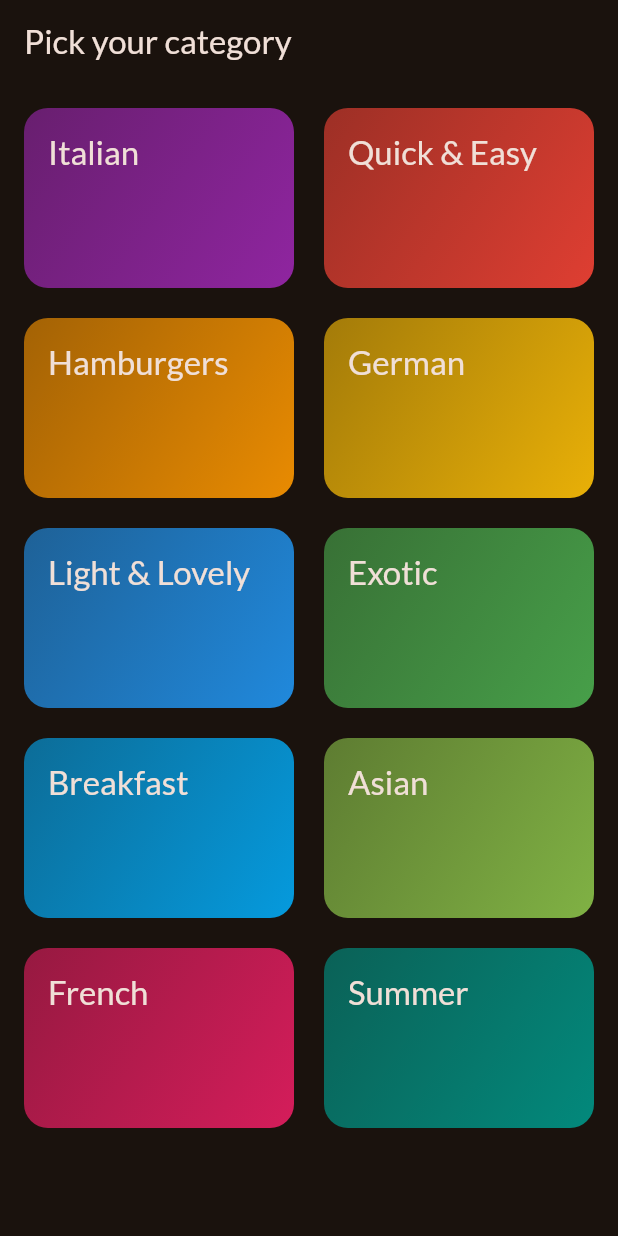
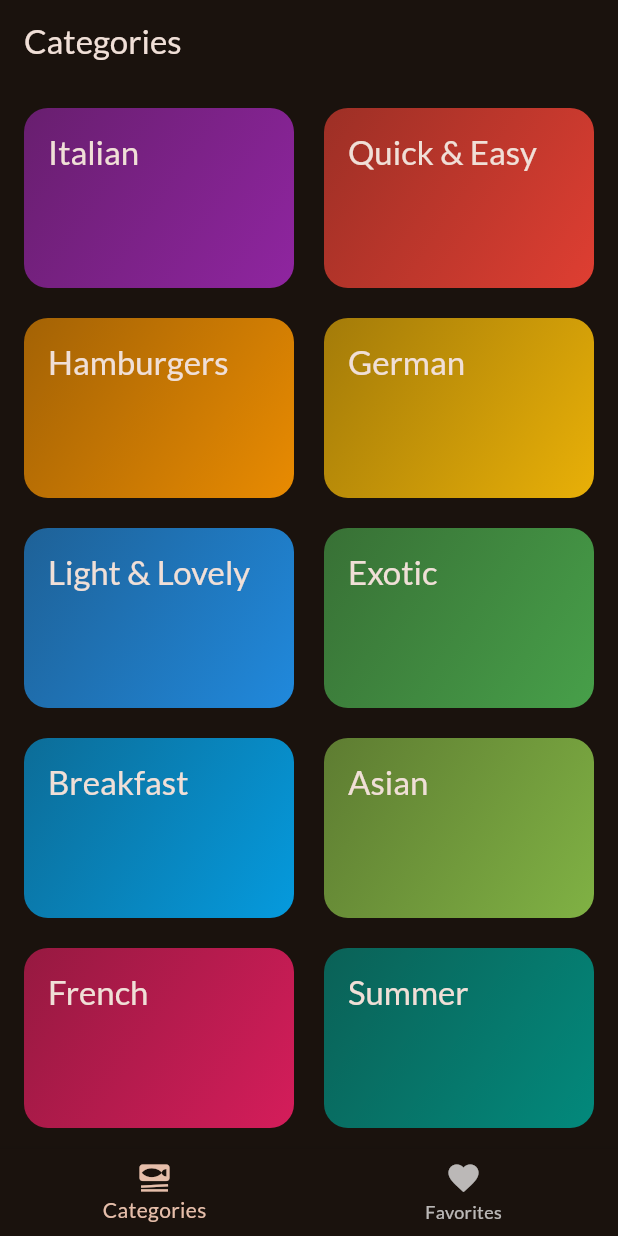
Before and after one commit to gusjabar/flutter, a Flutter app: the screen it shows after launch, on a phone screen of 412 x 824 dp. Run offline on Flutter 3.47's test engine with Material 3 defaults, Android fonts, the phone set to English and light mode, and no system bars; our stand-ins replace google_fonts, transparent_image.

Commit message:
added favorite meal feature.

```diff
--- a/meals_app/lib/main.dart
+++ b/meals_app/lib/main.dart
@@ -1,7 +1,7 @@
 import 'package:flutter/material.dart';
 
 import 'package:google_fonts/google_fonts.dart';
-import 'package:meals_app/screens/categories.dart';
+import 'package:meals_app/screens/tabs.dart';
 
 final theme = ThemeData(
   useMaterial3: true,
@@ -23,7 +23,7 @@ class App extends StatelessWidget {
   Widget build(BuildContext context) {
     return MaterialApp(
       theme: theme,
-      home: const CategoriesScreen(),
+      home: const TabsScreen(),
     );
   }
 }
--- a/meals_app/lib/screens/categories.dart
+++ b/meals_app/lib/screens/categories.dart
@@ -1,12 +1,15 @@
 import 'package:flutter/material.dart';
 import 'package:meals_app/data/dummy_data.dart';
+import 'package:meals_app/models/meal.dart';
 import 'package:meals_app/screens/meals.dart';
 import 'package:meals_app/widgets/category_grid_item.dart';
 
 import '../models/category.dart';
 
 class CategoriesScreen extends StatelessWidget {
-  const CategoriesScreen({super.key});
+  const CategoriesScreen({super.key, required this.onFavoriteMeal});
+
+  final Function(Meal meal) onFavoriteMeal;
 
   void _selectCategory(BuildContext context, Category category) {
     final filteredMeal = dummyMeals
@@ -16,8 +19,11 @@ class CategoriesScreen extends StatelessWidget {
     //push the screen on top the users screen.
     Navigator.of(context).push(
       MaterialPageRoute(
-        builder: (ctx) =>
-            MealsScreen(title: category.title, meals: filteredMeal),
+        builder: (ctx) => MealsScreen(
+          title: category.title,
+          meals: filteredMeal,
+          onFavoriteMeal: onFavoriteMeal,
+        ),
       ),
     );
     //push new layer onto the stack
@@ -26,11 +32,7 @@ class CategoriesScreen extends StatelessWidget {
 
   @override
   Widget build(BuildContext context) {
-    return Scaffold(
-      appBar: AppBar(
-        title: const Text('Pick your category'),
-      ),
-      body: GridView(
+    return GridView(
       padding: const EdgeInsets.all(16),
       gridDelegate: const SliverGridDelegateWithFixedCrossAxisCount(
           crossAxisCount: 2,
@@ -44,7 +46,6 @@ class CategoriesScreen extends StatelessWidget {
             onSelectCategory: () => _selectCategory(context, category),
           ),
       ],
-      ),
     );
   }
 }
--- /dev/null
+++ b/meals_app/lib/screens/tabs.dart
@@ -0,0 +1,83 @@
+import 'package:flutter/material.dart';
+import 'package:meals_app/models/meal.dart';
+import 'package:meals_app/screens/categories.dart';
+import 'package:meals_app/screens/meals.dart';
+
+class TabsScreen extends StatefulWidget {
+  const TabsScreen({super.key});
+
+  @override
+  State<StatefulWidget> createState() {
+    return _TabsScreenState();
+  }
+}
+
+class _TabsScreenState extends State<TabsScreen> {
+  int _selectedPageIndex = 0;
+
+  void _selectedPage(int index) {
+    setState(() {
+      _selectedPageIndex = index;
+    });
+  }
+
+  final List<Meal> _favoriteMeal = [];
+
+  void _showInfoMessenger(String message) {
+    ScaffoldMessenger.of(context).clearSnackBars();
+    ScaffoldMessenger.of(context).showSnackBar(
+      SnackBar(
+        duration: const Duration(seconds: 4),
+        content: Text(message),
+      ),
+    );
+  }
+
+  void _toggleFavoriteMealStatus(Meal meal) {
+    final isExist = _favoriteMeal.contains(meal);
+    if (isExist) {
+      setState(() {
+        _favoriteMeal.remove(meal);
+        _showInfoMessenger('Meal is not longer a favorite');
+      });
+    } else {
+      setState(() {
+        _favoriteMeal.add(meal);
+        _showInfoMessenger('Meal as a favorite');
+      });
+    }
+  }
+
+  @override
+  Widget build(BuildContext context) {
+    Widget activePage = CategoriesScreen(
+      onFavoriteMeal: _toggleFavoriteMealStatus,
+    );
+
+    String activePageTitle = 'Categories';
+
+    if (_selectedPageIndex == 1) {
+      activePage = MealsScreen(
+        meals: _favoriteMeal,
+        onFavoriteMeal: _toggleFavoriteMealStatus,
+      );
+      activePageTitle = 'Your Favorites';
+    }
+    return Scaffold(
+      appBar: AppBar(
+        title: Text(activePageTitle),
+      ),
+      body: activePage,
+      bottomNavigationBar: BottomNavigationBar(
+        onTap: _selectedPage,
+        currentIndex: _selectedPageIndex,
+        items: const [
+          BottomNavigationBarItem(
+              icon: Icon(Icons.set_meal), label: 'Categories'),
+          BottomNavigationBarItem(
+              icon: Icon(Icons.favorite), label: 'Favorites'),
+        ],
+      ),
+    );
+  }
+}
```
Also changed, not shown: meals_app/lib/screens/meal_details.dart (+10 -2 lines), meals_app/lib/screens/meals.dart (+12 -3 lines). Lines whose indentation alone changed are shown as unchanged.
